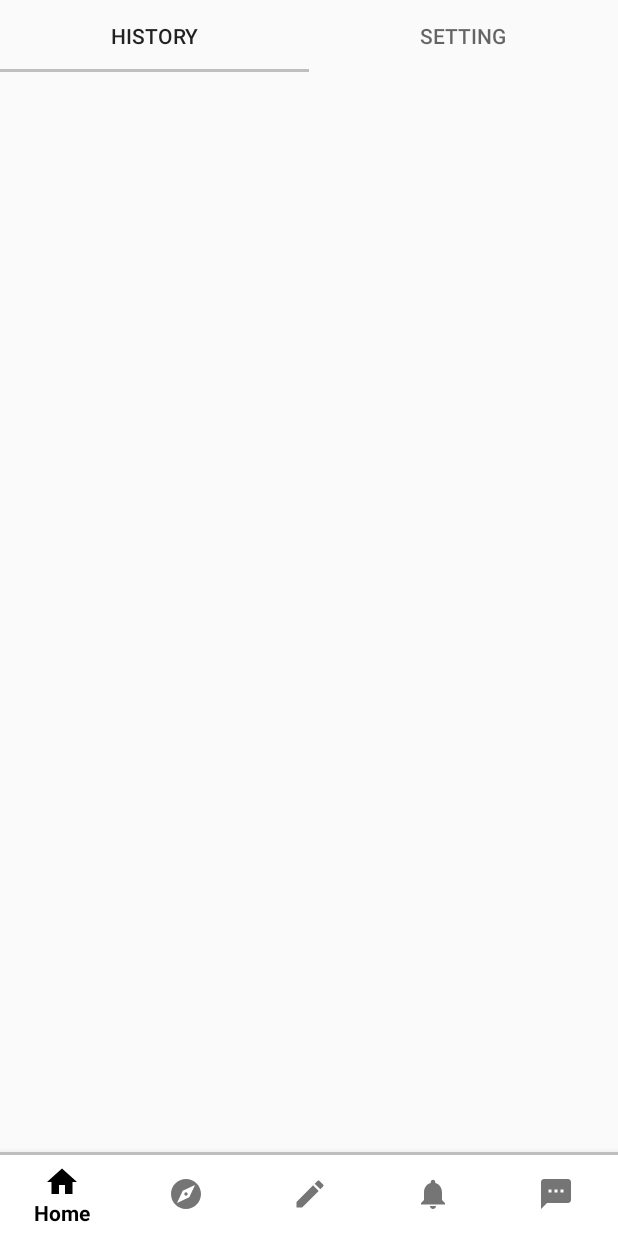
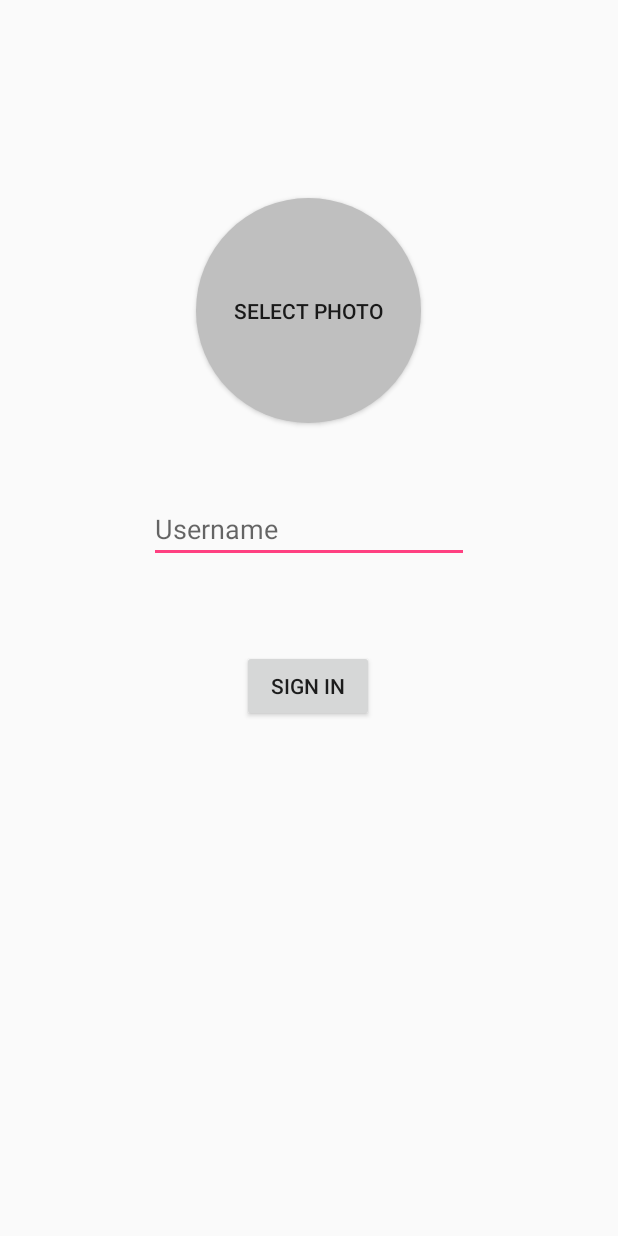
Before and after one commit to allen1124/Woods, an Android app: the screen it shows after launch (HomeActivity before the commit, RegistrationActivity after it), on a phone screen of 412 x 824 dp. Run offline under Robolectric (Android 15) with nearby library versions, the phone set to English and light mode, and no system bars; our stand-ins replace Firebase (no records; nobody signed in at launch, a user with empty details on screens opened directly).

Commit message:
Add user registration

```diff
--- a/app/build.gradle
+++ b/app/build.gradle
@@ -24,12 +24,14 @@ dependencies {
     implementation 'androidx.appcompat:appcompat:1.1.0-beta01'
     implementation 'androidx.constraintlayout:constraintlayout:1.1.3'
     implementation 'com.google.firebase:firebase-auth:19.1.0'
-    implementation 'com.google.firebase:firebase-analytics:17.2.0'
+    implementation 'com.google.firebase:firebase-storage:19.1.0'
+    implementation 'com.google.firebase:firebase-database:19.2.0'
     implementation 'com.google.android.material:material:1.0.0'
     implementation 'androidx.vectordrawable:vectordrawable:1.0.1'
     implementation 'androidx.navigation:navigation-fragment:2.0.0'
     implementation 'androidx.navigation:navigation-ui:2.0.0'
     implementation 'androidx.lifecycle:lifecycle-extensions:2.0.0'
+    implementation 'androidx.annotation:annotation:1.0.2'
     testImplementation 'junit:junit:4.12'
     androidTestImplementation 'androidx.test:runner:1.1.0-alpha4'
     androidTestImplementation 'androidx.test.espresso:espresso-core:3.1.0-alpha4'
--- a/app/src/main/AndroidManifest.xml
+++ b/app/src/main/AndroidManifest.xml
@@ -9,9 +9,10 @@
         android:roundIcon="@mipmap/ic_launcher_round"
         android:supportsRtl="true"
         android:theme="@style/AppTheme">
+        <activity android:name=".RegistrationActivity"></activity>
         <activity
             android:name=".HomeActivity"
-            android:label="@string/title_activity_home"></activity>
+            android:label="@string/title_activity_home" />
         <activity android:name=".LoadActivity">
             <intent-filter>
                 <action android:name="android.intent.action.MAIN" />
--- a/app/src/main/java/com/hkucs/woods/LoadActivity.java
+++ b/app/src/main/java/com/hkucs/woods/LoadActivity.java
@@ -1,21 +1,33 @@
 package com.hkucs.woods;
 
+import androidx.annotation.NonNull;
 import androidx.appcompat.app.AppCompatActivity;
 
 import android.content.Intent;
 import android.os.Bundle;
 import android.os.Handler;
+import android.util.Log;
 import android.view.View;
 import android.view.WindowManager;
+import android.widget.Toast;
+
+import com.google.android.gms.tasks.OnCompleteListener;
+import com.google.android.gms.tasks.Task;
+import com.google.firebase.auth.AuthResult;
+import com.google.firebase.auth.FirebaseAuth;
+import com.google.firebase.auth.FirebaseUser;
 
 public class LoadActivity extends AppCompatActivity {
+
+    private FirebaseAuth mAuth;
 
     @Override
     protected void onCreate(Bundle savedInstanceState) {
         super.onCreate(savedInstanceState);
+        mAuth = FirebaseAuth.getInstance();
         setContentView(R.layout.activity_load);
 
-        if (getSupportActionBar()!=null){
+        if (getSupportActionBar() != null){
             getSupportActionBar().hide();
         }
 
@@ -26,11 +38,32 @@ public class LoadActivity extends AppCompatActivity {
         int uiOption = View.SYSTEM_UI_FLAG_HIDE_NAVIGATION | View.SYSTEM_UI_FLAG_FULLSCREEN | View.SYSTEM_UI_FLAG_IMMERSIVE_STICKY;
         decorView.setSystemUiVisibility(uiOption);
 
-        new Handler().postDelayed(new Runnable() {
-            public void run() {
-                startActivity(new Intent(LoadActivity.this, HomeActivity.class));
-                finish();
-            }
-        }, 3000);
     }
+
+    @Override
+    public void onStart() {
+        super.onStart();
+        // Check if user is signed in (non-null) and update UI accordingly.
+        FirebaseUser currentUser = mAuth.getCurrentUser();
+        if(currentUser == null){
+            Log.d("LOADACTIVITY", "first time login");
+            new Handler().postDelayed(new Runnable() {
+                public void run() {
+                    startActivity(new Intent(LoadActivity.this, RegistrationActivity.class));
+                    finish();
+                }
+            }, 2000);
+        }else{
+            Log.d("LOADACTIVITY", "login: "+currentUser.getUid());
+            Toast.makeText(LoadActivity.this, "Welcome Back "+currentUser.getUid(),
+                    Toast.LENGTH_SHORT).show();
+            new Handler().postDelayed(new Runnable() {
+                public void run() {
+                    startActivity(new Intent(LoadActivity.this, HomeActivity.class));
+                    finish();
+                }
+            }, 2000);
+        }
+    }
+
 }
--- /dev/null
+++ b/app/src/main/java/com/hkucs/woods/RegistrationActivity.java
@@ -0,0 +1,161 @@
+package com.hkucs.woods;
+
+import androidx.annotation.NonNull;
+import androidx.annotation.Nullable;
+import androidx.appcompat.app.AppCompatActivity;
+
+import android.app.Activity;
+import android.content.Intent;
+import android.graphics.Bitmap;
+import android.graphics.drawable.BitmapDrawable;
+import android.net.Uri;
+import android.os.Bundle;
+import android.provider.MediaStore;
+import android.util.Log;
+import android.view.View;
+import android.widget.Button;
+import android.widget.EditText;
+import android.widget.Toast;
+
+import com.google.android.gms.tasks.OnCompleteListener;
+import com.google.android.gms.tasks.OnFailureListener;
+import com.google.android.gms.tasks.OnSuccessListener;
+import com.google.android.gms.tasks.Task;
+import com.google.android.material.textfield.TextInputEditText;
+import com.google.firebase.auth.AuthResult;
+import com.google.firebase.auth.FirebaseAuth;
+import com.google.firebase.auth.FirebaseUser;
+import com.google.firebase.database.DatabaseReference;
+import com.google.firebase.database.FirebaseDatabase;
+import com.google.firebase.storage.FirebaseStorage;
+import com.google.firebase.storage.StorageReference;
+import com.google.firebase.storage.UploadTask;
+
+import java.io.IOException;
+import java.util.UUID;
+
+public class RegistrationActivity extends AppCompatActivity {
+
+    private Button avatar;
+    private Button register;
+    private EditText username;
+    private Uri avatarUri;
+    private String avatarImageUrl = "";
+    private FirebaseAuth mAuth;
+    private DatabaseReference mDatabase;
+
+    @Override
+    protected void onCreate(Bundle savedInstanceState) {
+        super.onCreate(savedInstanceState);
+        setContentView(R.layout.activity_registration);
+        mAuth = FirebaseAuth.getInstance();
+        mDatabase = FirebaseDatabase.getInstance().getReference();
+
+        if (getSupportActionBar() != null){
+            getSupportActionBar().hide();
+        }
+        register = (Button) findViewById(R.id.button_register);
+        avatar = (Button) findViewById(R.id.button_avator);
+        username = (EditText) findViewById(R.id.editText_username);
+        register.setOnClickListener(new Button.OnClickListener(){
+            public void onClick(View view){
+                if(username.getText().toString().matches("")){
+                    Toast.makeText(RegistrationActivity.this, "Please input your username",
+                            Toast.LENGTH_SHORT).show();
+                }else if(avatarUri == null) {
+                    Toast.makeText(RegistrationActivity.this, "Please upload your avatar",
+                            Toast.LENGTH_SHORT).show();
+                }else{
+                    performRegister();
+                }
+            }
+        });
+        avatar.setOnClickListener(new Button.OnClickListener(){
+            public void onClick(View view) {
+                Log.d("REGISTRATION", "select avatar clicked");
+                Intent intent = new Intent(Intent.ACTION_PICK);
+                intent.setType("image/*");
+                startActivityForResult(intent, 0);
+            }
+        });
+    }
+
+    @Override
+    protected void onActivityResult(int requestCode, int resultCode, @Nullable Intent data) {
+        super.onActivityResult(requestCode, resultCode, data);
+        if(requestCode == 0 && resultCode == Activity.RESULT_OK && data != null){
+            Log.d("REGISTRATION", "Photo selected");
+            avatarUri = data.getData();
+            Bitmap bitmap = null;
+            try {
+                bitmap = MediaStore.Images.Media.getBitmap(getContentResolver(), avatarUri);
+            } catch (IOException e) {
+                e.printStackTrace();
+            }
+            avatar.setBackgroundDrawable(new BitmapDrawable(bitmap));
+        }
+    }
+
+    private void performRegister() {
+        mAuth.signInAnonymously()
+                .addOnCompleteListener(this, new OnCompleteListener<AuthResult>() {
+                    @Override
+                    public void onComplete(@NonNull Task<AuthResult> task) {
+                        if (task.isSuccessful()) {
+                            // Sign in success, update UI with the signed-in user's information
+                            Log.d("REGISTRATION", "signInAnonymously:success");
+                            FirebaseUser user = mAuth.getCurrentUser();
+                            uploadImageToFirebase();
+                            Toast.makeText(RegistrationActivity.this, "Account Created",
+                                    Toast.LENGTH_SHORT).show();
+                        } else {
+                            // If sign in fails, display a message to the user.
+                            Log.w("REGISTRATION", "signInAnonymously:failure", task.getException());
+                            Toast.makeText(RegistrationActivity.this, "Authentication failed.",
+                                    Toast.LENGTH_SHORT).show();
+                        }
+                    }
+                });
+    }
+
+    private void uploadImageToFirebase(){
+        if(avatarUri == null)
+            return;
+        String filename = UUID.randomUUID().toString();
+        final StorageReference ref = FirebaseStorage.getInstance().getReference("/images/"+filename);
+        ref.putFile(avatarUri).addOnSuccessListener(new OnSuccessListener<UploadTask.TaskSnapshot>() {
+            @Override
+            public void onSuccess(UploadTask.TaskSnapshot taskSnapshot) {
+                Log.d("REGISTRATION", "avatar photo uploaded");
+                ref.getDownloadUrl().addOnSuccessListener(new OnSuccessListener<Uri>() {
+                    @Override
+                    public void onSuccess(Uri uri) {
+                        avatarImageUrl = uri.toString();
+                        saveUser();
+                        Log.d("REGISTRATION", "avatar url: "+avatarImageUrl);
+                    }
+                });
+            }
+        });
+    }
+
+    private void saveUser(){
+        String uid = mAuth.getCurrentUser().getUid();
+        Log.d("REGISTRATION", "save user uid: "+uid);
+        Log.d("REGISTRATION", "save user username: "+username.getText().toString());
+        Log.d("REGISTRATION", "save user avatarImageUrl: "+avatarImageUrl);
+        User user = new User(uid, username.getText().toString(), avatarImageUrl);
+        mDatabase.child("users").child(uid).setValue(user).addOnCompleteListener(new OnCompleteListener<Void>() {
+            @Override
+            public void onComplete(@NonNull Task<Void> task) {
+                if(task.isSuccessful()){
+                    Log.d("REGISTRATION", "user saved");
+                    Intent intent = new Intent(RegistrationActivity.this, HomeActivity.class);
+                    startActivity(intent);
+                }else{
+                    Log.d("REGISTRATION", task.getException().getMessage());
+                }
+            }
+        });
+    }
+}
--- /dev/null
+++ b/app/src/main/res/drawable/rounded_button.xml
@@ -0,0 +1,5 @@
+<?xml version="1.0" encoding="utf-8"?>
+<shape xmlns:android="http://schemas.android.com/apk/res/android">
+    <solid android:color="@color/grey"/>
+    <corners android:radius="75dp"/>
+</shape>
--- /dev/null
+++ b/app/src/main/res/layout/activity_registration.xml
@@ -0,0 +1,45 @@
+<?xml version="1.0" encoding="utf-8"?>
+<androidx.constraintlayout.widget.ConstraintLayout xmlns:android="http://schemas.android.com/apk/res/android"
+    xmlns:app="http://schemas.android.com/apk/res-auto"
+    xmlns:tools="http://schemas.android.com/tools"
+    android:layout_width="match_parent"
+    android:layout_height="match_parent"
+    tools:context=".RegistrationActivity">
+
+    <EditText
+        android:id="@+id/editText_username"
+        android:layout_width="wrap_content"
+        android:layout_height="wrap_content"
+        android:layout_marginTop="48dp"
+        android:ems="10"
+        android:hint="@string/username"
+        android:inputType="textPersonName"
+        app:layout_constraintEnd_toEndOf="parent"
+        app:layout_constraintStart_toStartOf="parent"
+        app:layout_constraintTop_toBottomOf="@+id/button_avator" />
+
+    <Button
+        android:id="@+id/button_register"
+        android:layout_width="wrap_content"
+        android:layout_height="wrap_content"
+        android:layout_marginTop="56dp"
+        android:text="@string/action_sign_in_short"
+        app:layout_constraintBottom_toBottomOf="parent"
+        app:layout_constraintEnd_toEndOf="@+id/editText_username"
+        app:layout_constraintHorizontal_bias="0.496"
+        app:layout_constraintStart_toStartOf="@+id/editText_username"
+        app:layout_constraintTop_toBottomOf="@+id/editText_username"
+        app:layout_constraintVertical_bias="0.006" />
+
+    <Button
+        android:id="@+id/button_avator"
+        android:layout_width="150dp"
+        android:layout_height="150dp"
+        android:layout_marginTop="132dp"
+        android:background="@drawable/rounded_button"
+        android:text="@string/select_photo"
+        app:layout_constraintEnd_toEndOf="parent"
+        app:layout_constraintHorizontal_bias="0.498"
+        app:layout_constraintStart_toStartOf="parent"
+        app:layout_constraintTop_toTopOf="parent" />
+</androidx.constraintlayout.widget.ConstraintLayout>
--- a/app/src/main/res/mipmap-anydpi-v26/ic_launcher.xml
+++ /dev/null
@@ -1,5 +0,0 @@
-<?xml version="1.0" encoding="utf-8"?>
-<adaptive-icon xmlns:android="http://schemas.android.com/apk/res/android">
-    <background android:drawable="@drawable/ic_launcher_background" />
-    <foreground android:drawable="@drawable/ic_launcher_foreground" />
-</adaptive-icon>
--- a/app/src/main/res/mipmap-anydpi-v26/ic_launcher_round.xml
+++ /dev/null
@@ -1,5 +0,0 @@
-<?xml version="1.0" encoding="utf-8"?>
-<adaptive-icon xmlns:android="http://schemas.android.com/apk/res/android">
-    <background android:drawable="@drawable/ic_launcher_background" />
-    <foreground android:drawable="@drawable/ic_launcher_foreground" />
-</adaptive-icon>
--- a/app/src/main/res/values/strings.xml
+++ b/app/src/main/res/values/strings.xml
@@ -24,4 +24,11 @@
     <string name="remind1">REMIND ME AFTER:</string>
     <string name="remind2">DAY</string>
     <string name="blank"> </string>
+    <string name="username">Username</string>
+    <string name="action_sign_in_short">Sign in</string>
+    <string name="welcome">"Welcome !"</string>
+    <string name="invalid_username">Not a valid username</string>
+    <string name="invalid_password">Password must be >5 characters</string>
+    <string name="login_failed">"Login failed"</string>
+    <string name="select_photo">"SELECT PHOTO"</string>
 </resources>
```
Also changed, not shown: app/src/main/java/com/hkucs/woods/User.java (added, +16 -0 lines), app/src/main/res/mipmap-hdpi/ic_launcher.png, app/src/main/res/mipmap-hdpi/ic_launcher_round.png, app/src/main/res/mipmap-mdpi/ic_launcher.png, app/src/main/res/mipmap-mdpi/ic_launcher_round.png, app/src/main/res/mipmap-xhdpi/ic_launcher.png, app/src/main/res/mipmap-xhdpi/ic_launcher_round.png, app/src/main/res/mipmap-xxhdpi/ic_launcher.png, app/src/main/res/mipmap-xxhdpi/ic_launcher_round.png, app/src/main/res/mipmap-xxxhdpi/ic_launcher.png, app/src/main/res/mipmap-xxxhdpi/ic_launcher_round.png.
